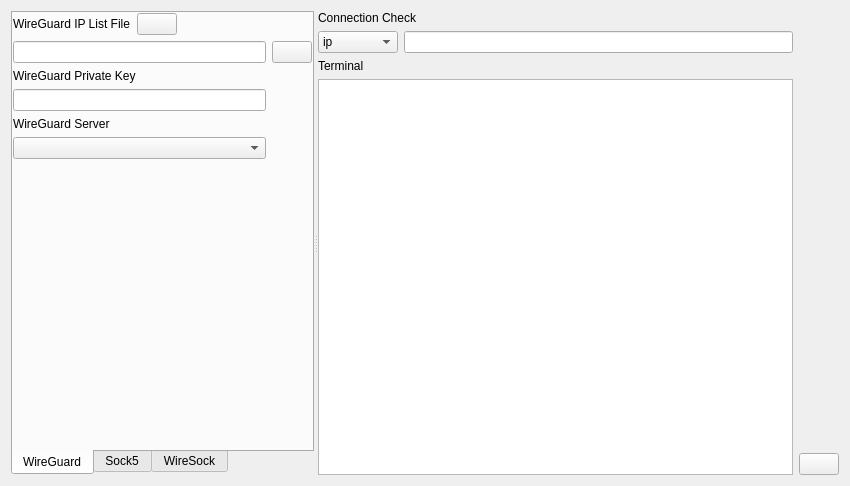
Holence/WireSock-GUI, file Ui_MainWindow.ui: the form before one commit.
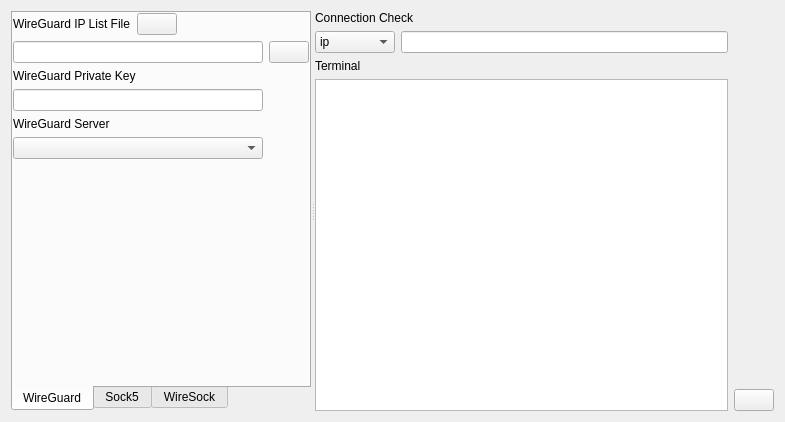
The form after the commit. Custom widgets are drawn as their Qt base class.

The edit to the form file:
```diff
--- a/Ui_MainWindow.ui
+++ b/Ui_MainWindow.ui
@@ -6,8 +6,8 @@
    <rect>
     <x>0</x>
     <y>0</y>
-    <width>850</width>
-    <height>486</height>
+    <width>785</width>
+    <height>422</height>
    </rect>
   </property>
   <property name="windowTitle">
```
Left out of the diff: 10 changed lines with no effect on the pictures.
